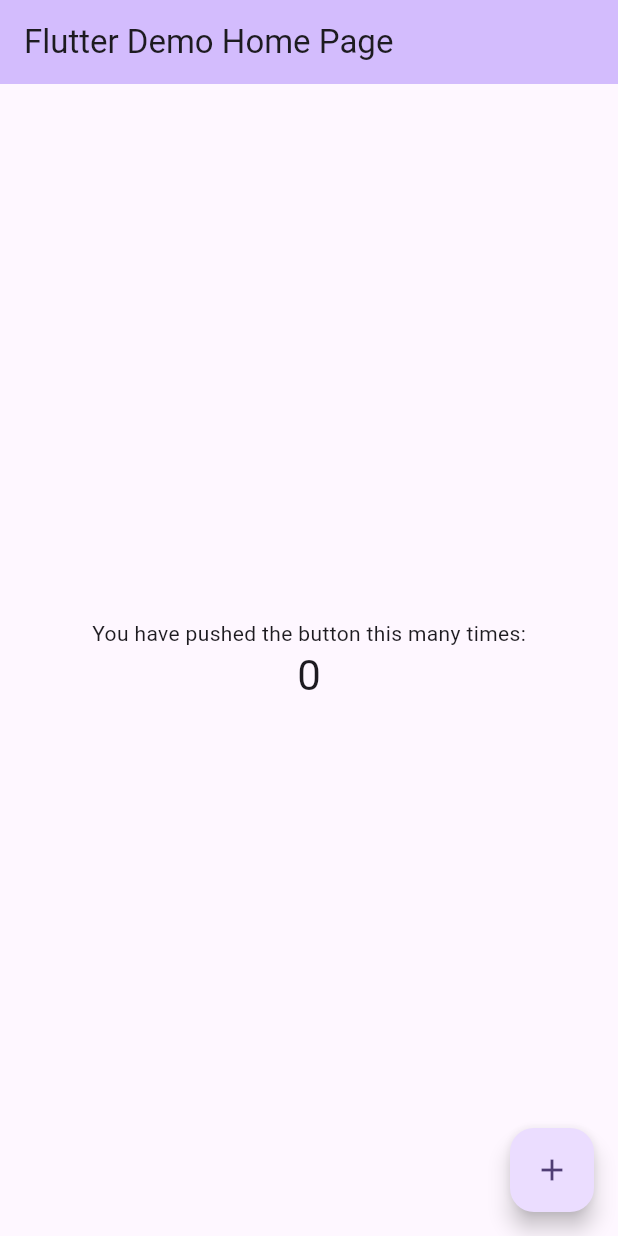
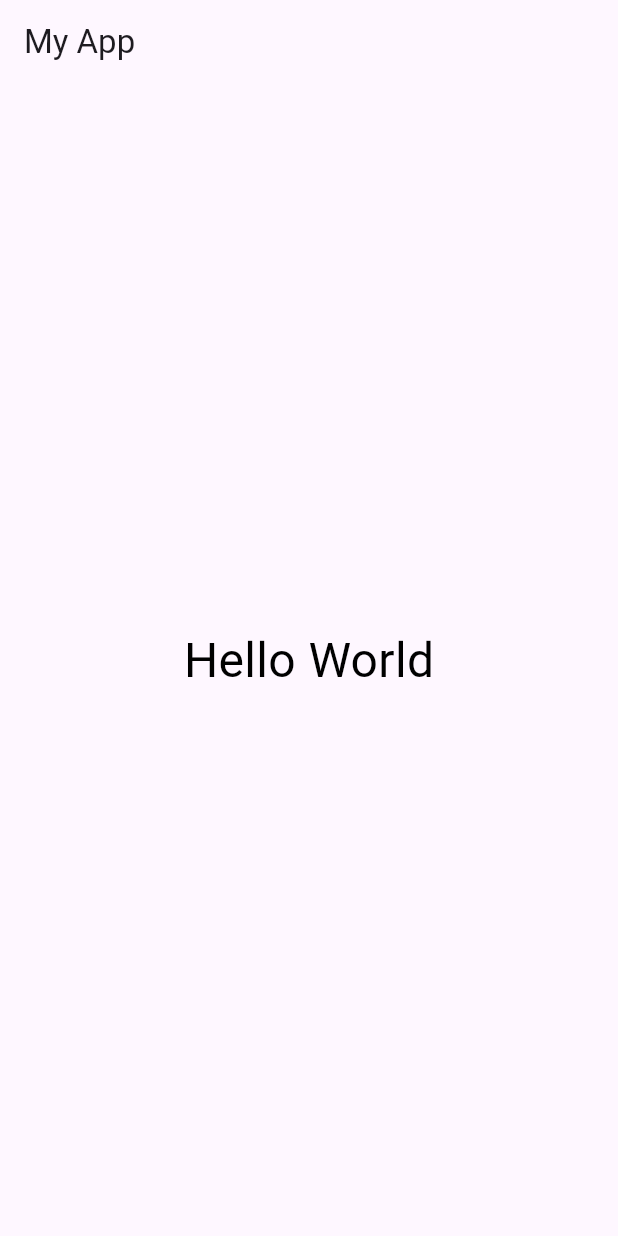
Before and after one commit to rezwansaki/class3assignment_flutter_batch2_task, a Flutter app: the screen it shows after launch, on a phone screen of 412 x 824 dp. Run offline on Flutter 3.47's test engine with Material 3 defaults, Android fonts, the light colour scheme and no system bars.

Commit message:
HomePage created and add a screenshot in ReadMe file

```diff
--- a/lib/main.dart
+++ b/lib/main.dart
@@ -1,3 +1,4 @@
+import 'package:class3assignment_flutter_batch2_task/screens/home_page.dart';
 import 'package:flutter/material.dart';
 
 void main() {
@@ -7,119 +8,16 @@
 class MyApp extends StatelessWidget {
   const MyApp({super.key});
 
-  // This widget is the root of your application.
   @override
   Widget build(BuildContext context) {
     return MaterialApp(
+      debugShowCheckedModeBanner: false,
       title: 'Flutter Demo',
       theme: ThemeData(
-        // This is the theme of your application.
-        //
-        // TRY THIS: Try running your application with "flutter run". You'll see
-        // the application has a blue toolbar. Then, without quitting the app,
-        // try changing the seedColor in the colorScheme below to Colors.green
-        // and then invoke "hot reload" (save your changes or press the "hot
-        // reload" button in a Flutter-supported IDE, or press "r" if you used
-        // the command line to start the app).
-        //
-        // Notice that the counter didn't reset back to zero; the application
-        // state is not lost during the reload. To reset the state, use hot
-        // restart instead.
-        //
-        // This works for code too, not just values: Most code changes can be
-        // tested with just a hot reload.
         colorScheme: ColorScheme.fromSeed(seedColor: Colors.deepPurple),
         useMaterial3: true,
       ),
-      home: const MyHomePage(title: 'Flutter Demo Home Page'),
+      home: const HomePage(),
     );
   }
 }
-
-class MyHomePage extends StatefulWidget {
-  const MyHomePage({super.key, required this.title});
-
-  // This widget is the home page of your application. It is stateful, meaning
-  // that it has a State object (defined below) that contains fields that affect
-  // how it looks.
-
-  // This class is the configuration for the state. It holds the values (in this
-  // case the title) provided by the parent (in this case the App widget) and
-  // used by the build method of the State. Fields in a Widget subclass are
-  // always marked "final".
-
-  final String title;
-
-  @override
-  State<MyHomePage> createState() => _MyHomePageState();
-}
-
-class _MyHomePageState extends State<MyHomePage> {
-  int _counter = 0;
-
-  void _incrementCounter() {
-    setState(() {
-      // This call to setState tells the Flutter framework that something has
-      // changed in this State, which causes it to rerun the build method below
-      // so that the display can reflect the updated values. If we changed
-      // _counter without calling setState(), then the build method would not be
-      // called again, and so nothing would appear to happen.
-      _counter++;
-    });
-  }
-
-  @override
-  Widget build(BuildContext context) {
-    // This method is rerun every time setState is called, for instance as done
-    // by the _incrementCounter method above.
-    //
-    // The Flutter framework has been optimized to make rerunning build methods
-    // fast, so that you can just rebuild anything that needs updating rather
-    // than having to individually change instances of widgets.
-    return Scaffold(
-      appBar: AppBar(
-        // TRY THIS: Try changing the color here to a specific color (to
-        // Colors.amber, perhaps?) and trigger a hot reload to see the AppBar
-        // change color while the other colors stay the same.
-        backgroundColor: Theme.of(context).colorScheme.inversePrimary,
-        // Here we take the value from the MyHomePage object that was created by
-        // the App.build method, and use it to set our appbar title.
-        title: Text(widget.title),
-      ),
-      body: Center(
-        // Center is a layout widget. It takes a single child and positions it
-        // in the middle of the parent.
-        child: Column(
-          // Column is also a layout widget. It takes a list of children and
-          // arranges them vertically. By default, it sizes itself to fit its
-          // children horizontally, and tries to be as tall as its parent.
-          //
-          // Column has various properties to control how it sizes itself and
-          // how it positions its children. Here we use mainAxisAlignment to
-          // center the children vertically; the main axis here is the vertical
-          // axis because Columns are vertical (the cross axis would be
-          // horizontal).
-          //
-          // TRY THIS: Invoke "debug painting" (choose the "Toggle Debug Paint"
-          // action in the IDE, or press "p" in the console), to see the
-          // wireframe for each widget.
-          mainAxisAlignment: MainAxisAlignment.center,
-          children: <Widget>[
-            const Text(
-              'You have pushed the button this many times:',
-            ),
-            Text(
-              '$_counter',
-              style: Theme.of(context).textTheme.headlineMedium,
-            ),
-          ],
-        ),
-      ),
-      floatingActionButton: FloatingActionButton(
-        onPressed: _incrementCounter,
-        tooltip: 'Increment',
-        child: const Icon(Icons.add),
-      ), // This trailing comma makes auto-formatting nicer for build methods.
-    );
-  }
-}
--- a/lib/screens/home_page.dart
+++ b/lib/screens/home_page.dart
@@ -0,0 +1,29 @@
+import 'package:flutter/material.dart';
+
+class HomePage extends StatelessWidget {
+  const HomePage({super.key});
+
+  @override
+  Widget build(BuildContext context) {
+    return MaterialApp(
+      debugShowCheckedModeBanner: false,
+      home: Scaffold(
+        appBar: AppBar(
+          title: const Text('My App'),
+        ),
+        body: const Padding(
+          padding: EdgeInsets.all(10.0),
+          child: Center(
+            child: Text(
+              'Hello World',
+              style: TextStyle(
+                color: Colors.black,
+                fontSize: 32,
+              ),
+            ),
+          ),
+        ),
+      ),
+    );
+  }
+}
```
Also changed, not shown: screenshot_1.png (added).
